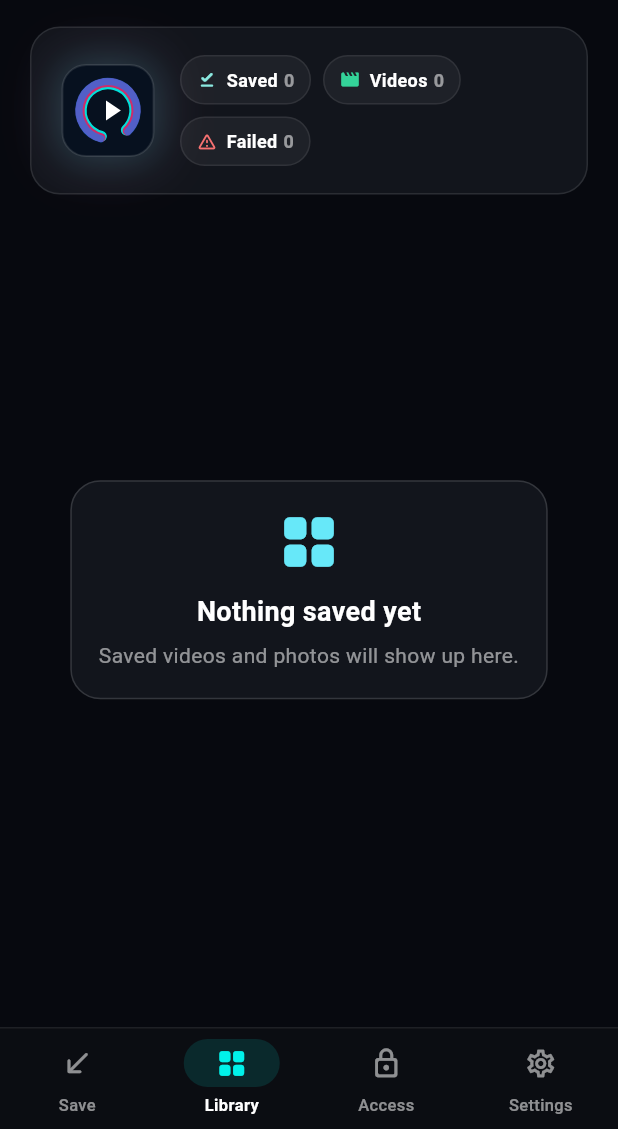
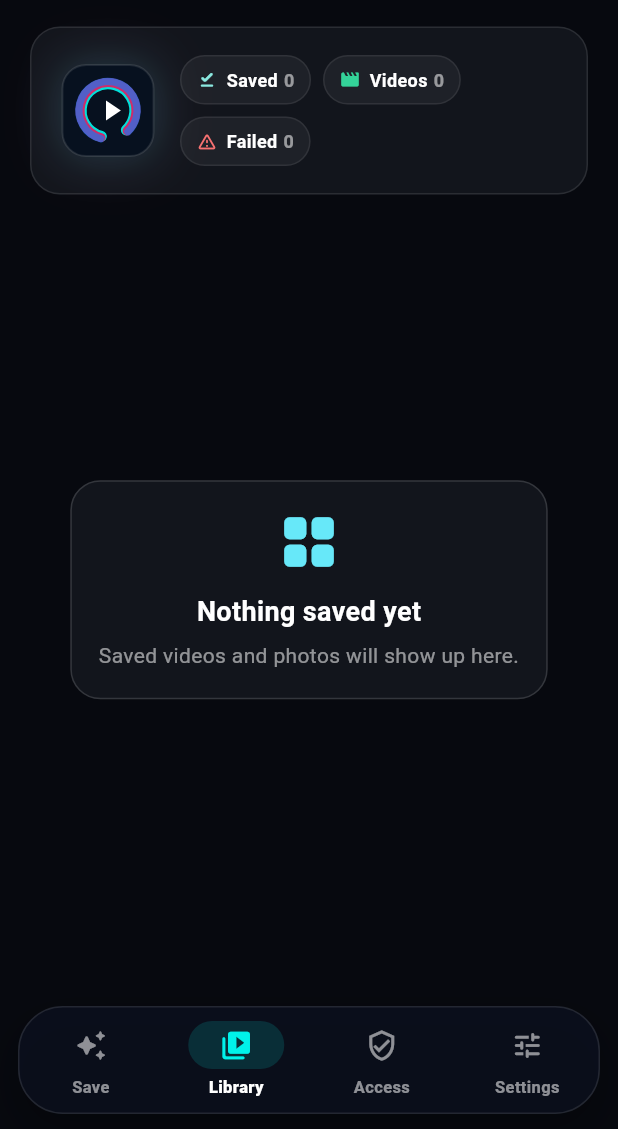
Before and after one commit to Harold-Djah007/Clipora, a Flutter app: the screen it shows after launch, item 2 of the bottom bar chosen, on a phone screen of 412 x 824 dp, the part 107-1236 px from its top. Run offline on Flutter 3.47's test engine with Material 3 defaults, Android fonts, the phone set to English and light mode, and no system bars; our stand-ins replace dio, flutter_secure_storage, share_plus, shared_preferences; missing offline and left inert: flutter_inappwebview; statements that could not run were skipped.

Commit message:
Launch Clipora 2.0 visual shell

```diff
--- a/mobile/lib/main.dart
+++ b/mobile/lib/main.dart
@@ -1,12 +1,15 @@
 import 'dart:async';
 import 'dart:math' as math;
+
 import 'package:flutter/material.dart';
 import 'package:provider/provider.dart';
+
 import 'app/app_state.dart';
-import 'features/downloads/downloads_screen.dart';
+import 'features/downloads/clipora_2_downloads_screen.dart';
 import 'features/history/history_screen.dart';
 import 'features/session/session_screen.dart';
 import 'features/settings/settings_screen.dart';
+import 'widgets/threadvault_mark.dart';
 
 Future<void> main() async {
   WidgetsFlutterBinding.ensureInitialized();
@@ -18,92 +21,98 @@ Future<void> main() async {
 class CliporaApp extends StatelessWidget {
   const CliporaApp({super.key});
 
-  static const _cyan = Color(0xFF00F2EA);
-  static const _pink = Color(0xFFFF0050);
-  static const _blue = Color(0xFF1877F2);
+  static const _ink = Color(0xFF05070D);
+  static const _card = Color(0xFF0B1220);
+  static const _aqua = Color(0xFF00F2EA);
+  static const _violet = Color(0xFF8B5CF6);
+  static const _rose = Color(0xFFFF3D71);
 
   @override
   Widget build(BuildContext context) {
     final scheme = ColorScheme.fromSeed(
-      seedColor: _cyan,
+      seedColor: _aqua,
       brightness: Brightness.dark,
-      primary: _cyan,
-      secondary: _pink,
-      tertiary: _blue,
-      surface: const Color(0xFF0A1024),
+      primary: _aqua,
+      secondary: _violet,
+      tertiary: _rose,
+      surface: _card,
     );
 
     return MaterialApp(
       debugShowCheckedModeBanner: false,
-      title: 'Clipora',
+      title: 'Clipora 2.0',
       theme: ThemeData(
         useMaterial3: true,
         colorScheme: scheme,
-        scaffoldBackgroundColor: const Color(0xFF07090F),
+        scaffoldBackgroundColor: _ink,
         fontFamily: 'Roboto',
-        textTheme: ThemeData.dark().textTheme.apply(
-              bodyColor: Colors.white,
-              displayColor: Colors.white,
-            ),
+        textTheme: ThemeData.dark().textTheme.apply(bodyColor: Colors.white, displayColor: Colors.white),
         appBarTheme: const AppBarTheme(backgroundColor: Colors.transparent, elevation: 0, centerTitle: false),
+        splashFactory: InkSparkle.splashFactory,
         navigationBarTheme: NavigationBarThemeData(
-          height: 68,
+          height: 72,
           backgroundColor: Colors.transparent,
           elevation: 0,
-          indicatorColor: _cyan.withOpacity(.12),
-          labelTextStyle: WidgetStateProperty.resolveWith((states) => TextStyle(
+          indicatorColor: _aqua.withOpacity(.14),
+          labelTextStyle: WidgetStateProperty.resolveWith(
+            (states) => TextStyle(
               fontSize: 11,
-                fontWeight: states.contains(WidgetState.selected) ? FontWeight.w700 : FontWeight.w500,
+              fontWeight: states.contains(WidgetState.selected) ? FontWeight.w800 : FontWeight.w600,
               color: states.contains(WidgetState.selected) ? Colors.white : Colors.white54,
-              )),
-          iconTheme: WidgetStateProperty.resolveWith((states) => IconThemeData(
+            ),
+          ),
+          iconTheme: WidgetStateProperty.resolveWith(
+            (states) => IconThemeData(
               size: 22,
-                color: states.contains(WidgetState.selected) ? _cyan : Colors.white54,
-              )),
+              color: states.contains(WidgetState.selected) ? _aqua : Colors.white54,
+            ),
+          ),
         ),
         inputDecorationTheme: InputDecorationTheme(
           filled: true,
-          fillColor: const Color(0xFF161A22),
+          fillColor: const Color(0xFF101723),
           hintStyle: const TextStyle(color: Colors.white38),
           labelStyle: const TextStyle(color: Colors.white70),
           helperStyle: const TextStyle(color: Color(0x73FFFFFF)),
           contentPadding: const EdgeInsets.symmetric(horizontal: 16, vertical: 15),
-          border: OutlineInputBorder(borderRadius: BorderRadius.circular(16), borderSide: BorderSide.none),
+          border: OutlineInputBorder(borderRadius: BorderRadius.circular(20), borderSide: BorderSide.none),
           enabledBorder: OutlineInputBorder(
-            borderRadius: BorderRadius.circular(16),
+            borderRadius: BorderRadius.circular(20),
             borderSide: BorderSide(color: Colors.white.withOpacity(.08)),
           ),
-          focusedBorder: const OutlineInputBorder(
-            borderRadius: BorderRadius.all(Radius.circular(16)),
-            borderSide: BorderSide(color: Color(0xFF00C2C7), width: 1.2),
+          focusedBorder: OutlineInputBorder(
+            borderRadius: BorderRadius.circular(20),
+            borderSide: const BorderSide(color: _aqua, width: 1.25),
           ),
         ),
         filledButtonTheme: FilledButtonThemeData(
           style: FilledButton.styleFrom(
-            minimumSize: const Size(0, 48),
+            minimumSize: const Size(0, 52),
             shape: RoundedRectangleBorder(borderRadius: BorderRadius.circular(18)),
-            textStyle: const TextStyle(fontWeight: FontWeight.w900, fontSize: 14.5),
+            textStyle: const TextStyle(fontWeight: FontWeight.w900, fontSize: 15),
           ),
         ),
         outlinedButtonTheme: OutlinedButtonThemeData(
           style: OutlinedButton.styleFrom(
-            minimumSize: const Size(0, 48),
+            minimumSize: const Size(0, 50),
             side: BorderSide(color: Colors.white.withOpacity(.18)),
             foregroundColor: Colors.white,
             shape: RoundedRectangleBorder(borderRadius: BorderRadius.circular(18)),
           ),
         ),
         sliderTheme: SliderThemeData(
-          activeTrackColor: const Color(0xFF22D3EE),
-          thumbColor: const Color(0xFF22D3EE),
+          activeTrackColor: _aqua,
+          thumbColor: _aqua,
           inactiveTrackColor: Colors.white.withOpacity(.12),
-          overlayColor: const Color(0xFF22D3EE).withOpacity(.15),
+          overlayColor: _aqua.withOpacity(.15),
         ),
         switchTheme: SwitchThemeData(
-          thumbColor: WidgetStateProperty.resolveWith((states) =>
-              states.contains(WidgetState.selected) ? const Color(0xFF67E8F9) : Colors.white70),
-          trackColor: WidgetStateProperty.resolveWith((states) =>
-              states.contains(WidgetState.selected) ? const Color(0xFF2563EB).withOpacity(.65) : Colors.white24),
+          thumbColor: WidgetStateProperty.resolveWith(
+            (states) => states.contains(WidgetState.selected) ? _aqua : Colors.white70,
+          ),
+          trackColor: WidgetStateProperty.resolveWith(
+            (states) => states.contains(WidgetState.selected) ? _violet.withOpacity(.58) : Colors.white24,
+          ),
         ),
         dialogTheme: DialogThemeData(
           backgroundColor: const Color(0xFF0B1227),
@@ -133,7 +142,7 @@ class _CliporaLaunchGateState extends State<CliporaLaunchGate> {
   @override
   void initState() {
     super.initState();
-    Timer(const Duration(milliseconds: 2400), () {
+    Timer(const Duration(milliseconds: 1250), () {
       if (mounted) setState(() => _ready = true);
     });
   }
@@ -141,7 +150,7 @@ class _CliporaLaunchGateState extends State<CliporaLaunchGate> {
   @override
   Widget build(BuildContext context) {
     return AnimatedSwitcher(
-      duration: const Duration(milliseconds: 520),
+      duration: const Duration(milliseconds: 420),
       switchInCurve: Curves.easeOutCubic,
       switchOutCurve: Curves.easeInCubic,
       child: _ready ? const HomeShell(key: ValueKey('home')) : const CliporaLaunchScreen(key: ValueKey('launch')),
@@ -157,13 +166,7 @@ class CliporaLaunchScreen extends StatefulWidget {
 }
 
 class _CliporaLaunchScreenState extends State<CliporaLaunchScreen> with SingleTickerProviderStateMixin {
-  late final AnimationController _controller;
-
-  @override
-  void initState() {
-    super.initState();
-    _controller = AnimationController(vsync: this, duration: const Duration(milliseconds: 2200))..forward();
-  }
+  late final AnimationController _controller = AnimationController(vsync: this, duration: const Duration(milliseconds: 1100))..forward();
 
   @override
   void dispose() {
@@ -174,52 +177,37 @@ class _CliporaLaunchScreenState extends State<CliporaLaunchScreen> with SingleTi
   @override
   Widget build(BuildContext context) {
     return Scaffold(
-      backgroundColor: const Color(0xFF020716),
+      backgroundColor: const Color(0xFF030712),
       body: AnimatedBuilder(
         animation: _controller,
         builder: (context, _) {
-          final p = Curves.easeInOutCubic.transform(_controller.value);
-          final textOpacity = ((p - .62) / .28).clamp(0.0, 1.0).toDouble();
-          final scale = .94 + (.06 * Curves.easeOutCubic.transform(p));
+          final p = Curves.easeOutCubic.transform(_controller.value);
           return Stack(
             children: [
-              Positioned.fill(
-                child: CustomPaint(painter: _SocialThreadInflowPainter(progress: p)),
-              ),
+              Positioned.fill(child: CustomPaint(painter: _LaunchGridPainter(progress: p))),
               Center(
                 child: Transform.scale(
-                  scale: scale,
+                  scale: .92 + (.08 * p),
+                  child: Opacity(
+                    opacity: p,
                     child: Column(
                       mainAxisSize: MainAxisSize.min,
                       children: [
-                      SizedBox(
-                        width: 168,
-                        height: 168,
-                        child: CustomPaint(painter: _CliporaMarkPainter(progress: p)),
+                        const ThreadVaultMark(size: 108, showGlow: true),
+                        const SizedBox(height: 22),
+                        const Text('Clipora 2.0', style: TextStyle(fontSize: 36, height: 1, fontWeight: FontWeight.w900, letterSpacing: -1.1)),
+                        const SizedBox(height: 8),
+                        Container(
+                          padding: const EdgeInsets.symmetric(horizontal: 14, vertical: 8),
+                          decoration: BoxDecoration(
+                            borderRadius: BorderRadius.circular(999),
+                            color: Colors.white.withOpacity(.06),
+                            border: Border.all(color: Colors.white.withOpacity(.10)),
                           ),
-                      const SizedBox(height: 22),
-                      Opacity(
-                        opacity: textOpacity,
-                        child: const Column(
-                          children: [
-                            Text(
-                              'Clipora',
-                              style: TextStyle(fontSize: 36, height: 1, fontWeight: FontWeight.w900, letterSpacing: -1.2),
-                            ),
-                            SizedBox(height: 8),
-                            Text(
-                              'save • share • keep',
-                              style: TextStyle(
-                                color: Color(0x99FFFFFF),
-                                fontSize: 12,
-                                letterSpacing: 3.2,
-                                fontWeight: FontWeight.w700,
-                              ),
+                          child: const Text('smart save engine', style: TextStyle(color: Colors.white70, fontSize: 12, letterSpacing: 2.6, fontWeight: FontWeight.w800)),
                         ),
                       ],
                     ),
-                      ),
-                    ],
                   ),
                 ),
               ),
@@ -231,131 +219,38 @@ class _CliporaLaunchScreenState extends State<CliporaLaunchScreen> with SingleTi
   }
 }
 
-class _SocialThreadInflowPainter extends CustomPainter {
+class _LaunchGridPainter extends CustomPainter {
+  const _LaunchGridPainter({required this.progress});
   final double progress;
-  const _SocialThreadInflowPainter({required this.progress});
-
-  static const _threads = <Color>[
-    Color(0xFF00F2EA),
-    Color(0xFFFF0050),
-    Color(0xFF1877F2),
-    Color(0xFFFA7E1E),
-    Color(0xFF962FBF),
-    Color(0xFFFFFC00),
-  ];
 
   @override
   void paint(Canvas canvas, Size size) {
-    final center = size.center(Offset.zero);
-    final reach = math.max(size.width, size.height) * .62;
+    final rect = Offset.zero & size;
+    canvas.drawRect(
+      rect,
+      Paint()
+        ..shader = const RadialGradient(
+          center: Alignment.topCenter,
+          radius: 1.2,
+          colors: [Color(0x3322D3EE), Color(0x0000F2EA), Color(0x22000000)],
+        ).createShader(rect),
+    );
+
     final paint = Paint()
       ..style = PaintingStyle.stroke
       ..strokeCap = StrokeCap.round;
-
-    for (var i = 0; i < _threads.length; i++) {
-      final color = _threads[i];
-      final delay = i * .07;
-      final travel = ((progress - delay) / .72).clamp(0.0, 1.0).toDouble();
-      if (travel <= 0) continue;
-      final eased = Curves.easeInOutCubic.transform(travel);
-      final startAngle = (math.pi * 2 * i / _threads.length) - .35;
-      final start = Offset(
-        center.dx + math.cos(startAngle) * reach,
-        center.dy + math.sin(startAngle) * reach,
-      );
-      final endRadius = 78.0;
-      final end = Offset(
-        center.dx + math.cos(startAngle + 2.4) * endRadius,
-        center.dy + math.sin(startAngle + 2.4) * endRadius,
-      );
-      final control = Offset(
-        center.dx + math.cos(startAngle + 1.1) * (reach * (1 - eased * .55)),
-        center.dy + math.sin(startAngle + 1.1) * (reach * (1 - eased * .55)),
-      );
-      final path = Path()
-        ..moveTo(start.dx, start.dy)
-        ..quadraticBezierTo(control.dx, control.dy, end.dx, end.dy);
-      final metrics = path.computeMetrics().toList();
-      if (metrics.isEmpty) continue;
-      final drawn = metrics.first.extractPath(0, metrics.first.length * eased);
-      final fade = travel < .12 ? travel / .12 : (travel > .88 ? (1 - ((travel - .88) / .12)) : 1.0);
+    final center = size.center(Offset.zero);
+    for (var i = 0; i < 7; i++) {
+      final radius = (size.shortestSide * (.18 + i * .075)) * progress;
       paint
-        ..strokeWidth = 3.2
-        ..color = color.withOpacity(.18 * fade)
-        ..maskFilter = const MaskFilter.blur(BlurStyle.normal, 10);
-      canvas.drawPath(drawn, paint);
-      paint
-        ..maskFilter = null
-        ..strokeWidth = 2.4
-        ..color = color.withOpacity(.78 * fade);
-      canvas.drawPath(drawn, paint);
+        ..strokeWidth = 1.1
+        ..color = Color.lerp(const Color(0xFF00F2EA), const Color(0xFFFF3D71), i / 6)!.withOpacity(.18 * (1 - i * .08));
+      canvas.drawArc(Rect.fromCircle(center: center, radius: radius), math.pi * 1.1, math.pi * 1.4, false, paint);
     }
   }
 
   @override
-  bool shouldRepaint(covariant _SocialThreadInflowPainter oldDelegate) => oldDelegate.progress != progress;
-}
-
-class _CliporaMarkPainter extends CustomPainter {
-  final double progress;
-  const _CliporaMarkPainter({required this.progress});
-
-  static const _ribbons = <Color>[
-    Color(0xFF00F2EA),
-    Color(0xFFFF0050),
-    Color(0xFF1877F2),
-  ];
-
-  @override
-  void paint(Canvas canvas, Size size) {
-    final center = size.center(Offset.zero);
-    final tile = RRect.fromRectAndRadius(
-      Rect.fromCircle(center: center, radius: size.shortestSide * .46),
-      Radius.circular(size.shortestSide * .22),
-    );
-    final tileOpacity = ((progress - .08) / .28).clamp(0.0, 1.0).toDouble();
-    canvas.drawRRect(
-      tile,
-      Paint()..color = const Color(0xFF07111F).withOpacity(.92 * tileOpacity),
-    );
-    canvas.drawRRect(
-      tile,
-      Paint()
-        ..style = PaintingStyle.stroke
-        ..strokeWidth = 1.4
-        ..color = Colors.white.withOpacity(.10 * tileOpacity),
-    );
-
-    final arc = Rect.fromCircle(center: center, radius: size.shortestSide * .27);
-    final cProgress = ((progress - .18) / .52).clamp(0.0, 1.0).toDouble();
-    final triProgress = ((progress - .58) / .28).clamp(0.0, 1.0).toDouble();
-
-    for (var i = 0; i < _ribbons.length; i++) {
-      final ribbon = Paint()
-        ..style = PaintingStyle.stroke
-        ..strokeCap = StrokeCap.round
-        ..strokeWidth = size.shortestSide * (.11 - i * .018)
-        ..color = _ribbons[i].withOpacity(.90 - i * .12);
-      canvas.drawArc(arc.inflate(i * size.shortestSide * .012), math.pi * .58, math.pi * 1.68 * cProgress, false, ribbon);
-    }
-
-    final tri = Path()
-      ..moveTo(center.dx - size.width * .02, center.dy - size.height * .10)
-      ..lineTo(center.dx - size.width * .02, center.dy + size.height * .10)
-      ..lineTo(center.dx + size.width * .13, center.dy)
-      ..close();
-    if (triProgress > 0) {
-      canvas.drawPath(
-        tri,
-        Paint()
-          ..style = PaintingStyle.fill
-          ..color = Colors.white.withOpacity(.92 * triProgress),
-      );
-    }
-  }
-
-  @override
-  bool shouldRepaint(covariant _CliporaMarkPainter oldDelegate) => oldDelegate.progress != progress;
+  bool shouldRepaint(covariant _LaunchGridPainter oldDelegate) => oldDelegate.progress != progress;
 }
 
 class HomeShell extends StatefulWidget {
@@ -367,24 +262,26 @@ class HomeShell extends StatefulWidget {
 
 class _HomeShellState extends State<HomeShell> {
   int index = 0;
-  final pages = const [DownloadsScreen(), HistoryScreen(), SessionScreen(), SettingsScreen()];
+  final pages = const [Clipora2DownloadsScreen(), HistoryScreen(), SessionScreen(), SettingsScreen()];
 
   @override
   Widget build(BuildContext context) {
     return Scaffold(
-      backgroundColor: const Color(0xFF07090F),
+      backgroundColor: const Color(0xFF05070D),
       resizeToAvoidBottomInset: false,
       body: Stack(
         children: [
           Positioned.fill(child: IndexedStack(index: index, children: pages)),
           Positioned(
-            left: 0,
-            right: 0,
-            bottom: 0,
+            left: 12,
+            right: 12,
+            bottom: 10,
             child: DecoratedBox(
               decoration: BoxDecoration(
-                color: const Color(0xF20B0D12),
-                border: Border(top: BorderSide(color: Colors.white.withOpacity(.08))),
+                color: const Color(0xE60A0F1C),
+                borderRadius: BorderRadius.circular(30),
+                border: Border.all(color: Colors.white.withOpacity(.10)),
+                boxShadow: [BoxShadow(color: Colors.black.withOpacity(.32), blurRadius: 25, offset: const Offset(0, 12))],
               ),
               child: SafeArea(
                 top: false,
@@ -392,10 +289,10 @@ class _HomeShellState extends State<HomeShell> {
                   selectedIndex: index,
                   onDestinationSelected: (value) => setState(() => index = value),
                   destinations: const [
-                    NavigationDestination(icon: Icon(Icons.south_west_rounded), selectedIcon: Icon(Icons.download_rounded), label: 'Save'),
-                    NavigationDestination(icon: Icon(Icons.grid_view_outlined), selectedIcon: Icon(Icons.grid_view_rounded), label: 'Library'),
-                    NavigationDestination(icon: Icon(Icons.lock_outline_rounded), selectedIcon: Icon(Icons.lock_rounded), label: 'Access'),
-                    NavigationDestination(icon: Icon(Icons.settings_outlined), selectedIcon: Icon(Icons.settings_rounded), label: 'Settings'),
+                    NavigationDestination(icon: Icon(Icons.auto_awesome_rounded), selectedIcon: Icon(Icons.bolt_rounded), label: 'Save'),
+                    NavigationDestination(icon: Icon(Icons.video_library_outlined), selectedIcon: Icon(Icons.video_library_rounded), label: 'Library'),
+                    NavigationDestination(icon: Icon(Icons.verified_user_outlined), selectedIcon: Icon(Icons.verified_user_rounded), label: 'Access'),
+                    NavigationDestination(icon: Icon(Icons.tune_rounded), selectedIcon: Icon(Icons.settings_suggest_rounded), label: 'Settings'),
                   ],
                 ),
               ),
```
Lines whose indentation alone changed are shown as unchanged.
